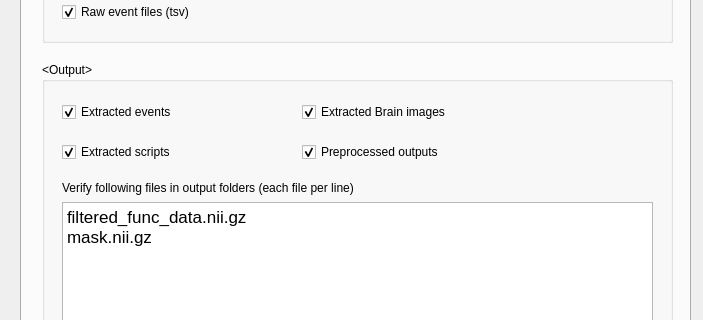
The window that GUI/frmPreprocessGUI.ui (myousefnezhad/easyfmri) describes before a commit, drawn with Qt 5; both pictures show x 0 to 703 and y 174 to 494 of the 703 by 649 pixel window.
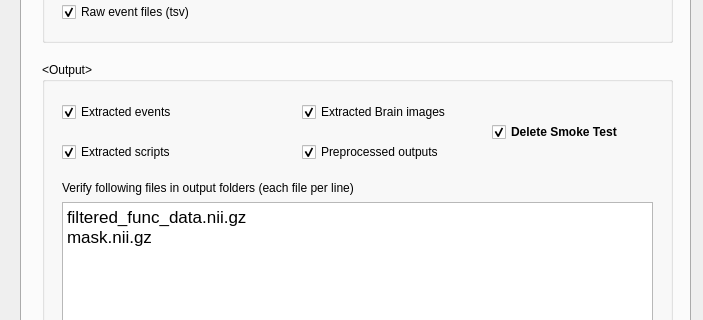
The same window after the commit. The open tabs and pages were chosen to show the change.

Commit message: Updating Verify and Delete sections in Preprocessing based on new BIDS lib

```diff
--- a/GUI/frmPreprocessGUI.ui
+++ b/GUI/frmPreprocessGUI.ui
@@ -1518,7 +1518,7 @@
        <rect>
         <x>20</x>
         <y>116</y>
-        <width>591</width>
+        <width>391</width>
         <height>20</height>
        </rect>
       </property>
@@ -1526,6 +1526,28 @@
        <string>Verify following files in output folders (each file per line)</string>
       </property>
      </widget>
+     <widget class="QCheckBox" name="cbDelSmoke">
+      <property name="geometry">
+       <rect>
+        <x>450</x>
+        <y>60</y>
+        <width>181</width>
+        <height>20</height>
+       </rect>
+      </property>
+      <property name="font">
+       <font>
+        <weight>75</weight>
+        <bold>true</bold>
+       </font>
+      </property>
+      <property name="text">
+       <string>Delete Smoke Test</string>
+      </property>
+      <property name="checked">
+       <bool>true</bool>
+      </property>
+     </widget>
     </widget>
     <widget class="QPushButton" name="btnDelete">
      <property name="geometry">
```
The commit also changes 2 other files.
